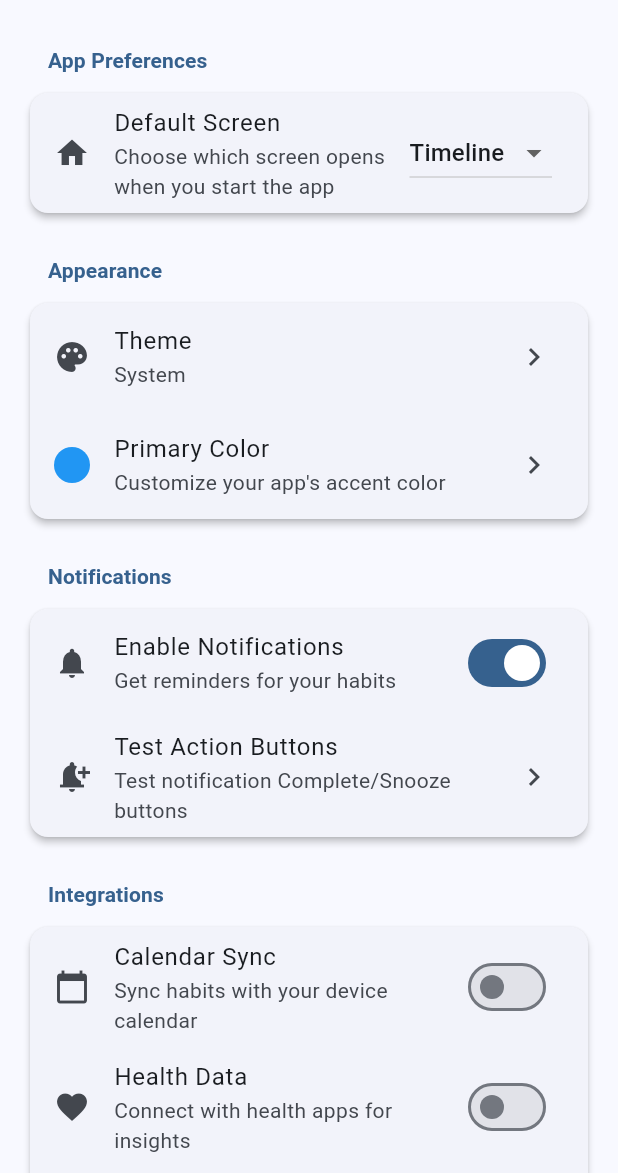
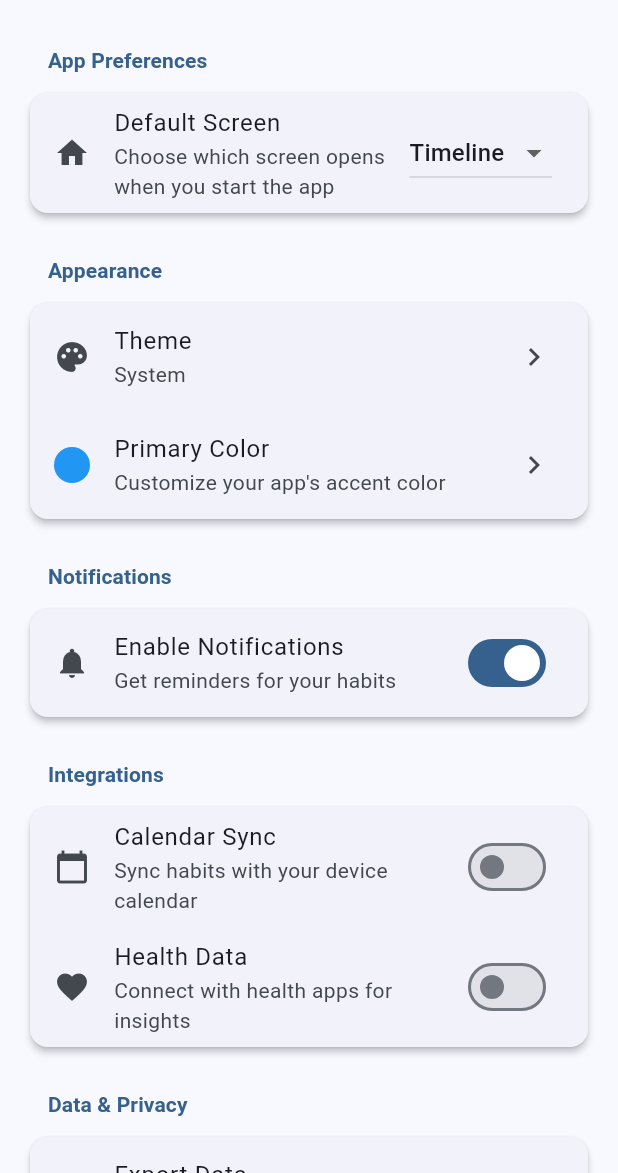
Before and after one commit to JayMass5800/HabitV8, a Flutter app: the SettingsScreen screen opened directly, on a phone screen of 412 x 824 dp, the part 63-1236 px from its top. Run offline on Flutter 3.47's test engine with Material 3 defaults, Android fonts, the light colour scheme and no system bars; our stand-ins replace device_info_plus, fl_chart, flutter_local_notifications, flutter_riverpod, go_router, hive and 6 more; missing offline and left inert: device_calendar, health; accounts and stored records are empty.

Commit message:
[health data update]

```diff
--- a/lib/ui/screens/settings_screen.dart
+++ b/lib/ui/screens/settings_screen.dart
@@ -297,13 +297,7 @@ class _SettingsScreenState extends ConsumerState<SettingsScreen> with WidgetsBin
                 onChanged: (value) => _toggleNotifications(value),
                 secondary: const Icon(Icons.notifications),
               ),
-              if (_notificationsEnabled)
-                _SettingsTile(
-                  title: 'Test Action Buttons',
-                  subtitle: 'Test notification Complete/Snooze buttons',
-                  leading: const Icon(Icons.notification_add),
-                  onTap: () => _testNotifications(),
-                ),
+
             ],
           ),
           const SizedBox(height: 24),
@@ -324,13 +318,7 @@ class _SettingsScreenState extends ConsumerState<SettingsScreen> with WidgetsBin
                   leading: const Icon(Icons.calendar_month),
                   onTap: () => _showCalendarSelection(),
                 ),
-              if (_calendarSync)
-                _SettingsTile(
-                  title: 'Debug Calendar Sync',
-                  subtitle: 'Check calendar sync status and logs',
-                  leading: const Icon(Icons.bug_report),
-                  onTap: () => _debugCalendarSync(),
-                ),
+
               SwitchListTile(
                 title: const Text('Health Data'),
                 subtitle: const Text('Connect with health apps for insights'),
@@ -338,20 +326,7 @@ class _SettingsScreenState extends ConsumerState<SettingsScreen> with WidgetsBin
                 onChanged: (value) => _toggleHealthDataSync(value),
                 secondary: const Icon(Icons.favorite),
               ),
-              if (_healthDataSync)
-                _SettingsTile(
-                  title: 'Health Permissions',
-                  subtitle: 'Manage health data access',
-                  leading: const Icon(Icons.health_and_safety),
-                  onTap: () => _manageHealthPermissions(),
-                ),
-              // Always show refresh button for health permissions
-              _SettingsTile(
-                title: 'Refresh Health Status',
-                subtitle: 'Check if health permissions were granted externally',
-                leading: const Icon(Icons.refresh),
-                onTap: () => _refreshHealthPermissions(),
-              ),
+
             ],
           ),
           const SizedBox(height: 24),
```
Also changed, not shown: lib/services/health_service.dart (+19 -31 lines), lib/services/permission_service.dart (+43 -42 lines), 5 other files.
